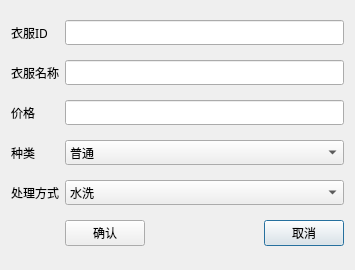
Old version of the form LaundryManagementSystem/dlgupdateclothes.ui in the repository Quentlam/LaundryManagementSystem.
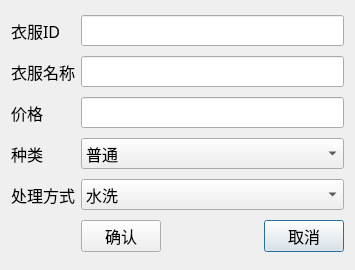
New version of the form.

Patch:
```diff
--- a/LaundryManagementSystem/dlgupdateclothes.ui
+++ b/LaundryManagementSystem/dlgupdateclothes.ui
@@ -19,6 +19,7 @@
   <property name="font">
    <font>
     <family>微软雅黑</family>
+    <pointsize>12</pointsize>
    </font>
   </property>
   <property name="windowTitle">
@@ -27,6 +28,12 @@
   <layout class="QGridLayout" name="gridLayout">
    <item row="2" column="0">
     <widget class="QLabel" name="label_3">
+     <property name="font">
+      <font>
+       <family>微软雅黑</family>
+       <pointsize>12</pointsize>
+      </font>
+     </property>
      <property name="text">
       <string>价格</string>
      </property>
@@ -34,19 +41,45 @@
    </item>
    <item row="5" column="3">
     <widget class="QPushButton" name="BtnCancel">
+     <property name="font">
+      <font>
+       <family>微软雅黑</family>
+       <pointsize>12</pointsize>
+      </font>
+     </property>
      <property name="text">
       <string>取消</string>
      </property>
     </widget>
    </item>
    <item row="0" column="1" colspan="3">
-    <widget class="QLineEdit" name="LeID"/>
+    <widget class="QLineEdit" name="LeID">
+     <property name="font">
+      <font>
+       <family>微软雅黑</family>
+       <pointsize>12</pointsize>
+      </font>
+     </property>
+    </widget>
    </item>
    <item row="2" column="1" colspan="3">
-    <widget class="QLineEdit" name="LePrice"/>
+    <widget class="QLineEdit" name="LePrice">
+     <property name="font">
+      <font>
+       <family>微软雅黑</family>
+       <pointsize>12</pointsize>
+      </font>
+     </property>
+    </widget>
    </item>
    <item row="0" column="0">
     <widget class="QLabel" name="label">
+     <property name="font">
+      <font>
+       <family>微软雅黑</family>
+       <pointsize>12</pointsize>
+      </font>
+     </property>
      <property name="text">
       <string>衣服ID</string>
      </property>
@@ -54,6 +87,12 @@
    </item>
    <item row="1" column="0">
     <widget class="QLabel" name="label_2">
+     <property name="font">
+      <font>
+       <family>微软雅黑</family>
+       <pointsize>12</pointsize>
+      </font>
+     </property>
      <property name="text">
       <string>衣服名称</string>
      </property>
@@ -61,6 +100,12 @@
    </item>
    <item row="3" column="0">
     <widget class="QLabel" name="label_4">
+     <property name="font">
+      <font>
+       <family>微软雅黑</family>
+       <pointsize>12</pointsize>
+      </font>
+     </property>
      <property name="text">
       <string>种类</string>
      </property>
@@ -68,6 +113,12 @@
    </item>
    <item row="5" column="2">
     <spacer name="horizontalSpacer">
+     <property name="font">
+      <font>
+       <family>微软雅黑</family>
+       <pointsize>12</pointsize>
+      </font>
+     </property>
      <property name="orientation">
       <enum>Qt::Horizontal</enum>
      </property>
@@ -81,6 +132,12 @@
    </item>
    <item row="3" column="1" colspan="3">
     <widget class="QComboBox" name="CBType">
+     <property name="font">
+      <font>
+       <family>微软雅黑</family>
+       <pointsize>12</pointsize>
+      </font>
+     </property>
      <item>
       <property name="text">
        <string>普通</string>
@@ -100,16 +157,35 @@
    </item>
    <item row="5" column="1">
     <widget class="QPushButton" name="BtnEnter">
+     <property name="font">
+      <font>
+       <family>微软雅黑</family>
+       <pointsize>12</pointsize>
+      </font>
+     </property>
      <property name="text">
       <string>确认</string>
      </property>
     </widget>
    </item>
    <item row="1" column="1" colspan="3">
-    <widget class="QLineEdit" name="LeName"/>
+    <widget class="QLineEdit" name="LeName">
+     <property name="font">
+      <font>
+       <family>微软雅黑</family>
+       <pointsize>12</pointsize>
+      </font>
+     </property>
+    </widget>
    </item>
    <item row="4" column="1" colspan="3">
     <widget class="QComboBox" name="CBWashWay">
+     <property name="font">
+      <font>
+       <family>微软雅黑</family>
+       <pointsize>12</pointsize>
+      </font>
+     </property>
      <item>
       <property name="text">
        <string>水洗</string>
@@ -139,6 +215,12 @@
    </item>
    <item row="4" column="0">
     <widget class="QLabel" name="label_5">
+     <property name="font">
+      <font>
+       <family>微软雅黑</family>
+       <pointsize>12</pointsize>
+      </font>
+     </property>
      <property name="text">
       <string>处理方式</string>
      </property>
```
